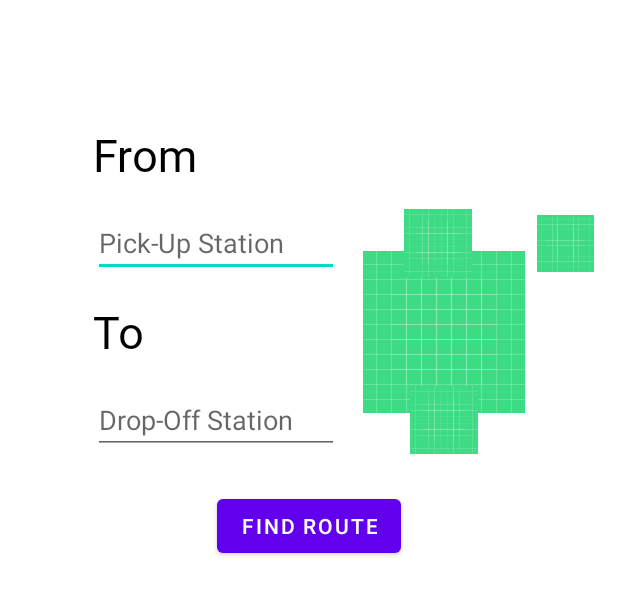
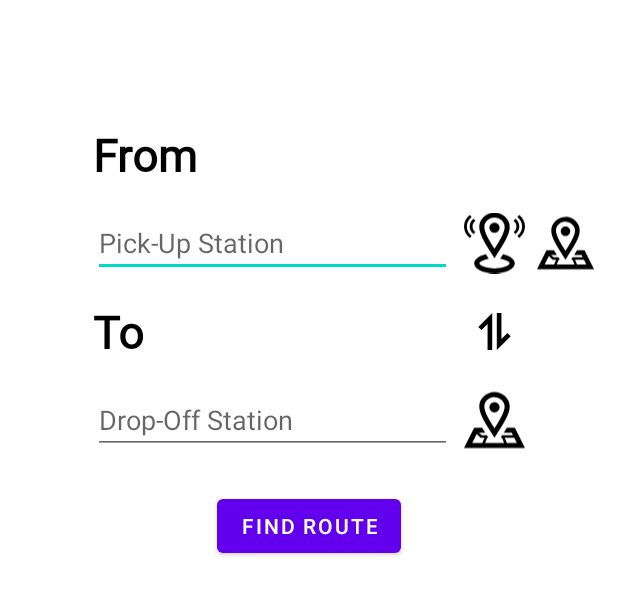
Before and after one commit to Ali-Elleithy1/MetroNav, an Android app: the layout fragment_home.xml on its own in the app's theme, with its tools: preview values and no code run, on a phone screen of 412 x 824 dp. Shown: the top 595 px of the screen. Run offline under Robolectric (Android 15) with nearby library versions, the phone set to English and light mode, and no system bars.

Commit message:
Add view model for home fragment and move them into a new directory.

```diff
--- a/app/src/main/java/com/example/metronav/HomeFragment.kt
+++ b/app/src/main/java/com/example/metronav/Home/HomeFragment.kt
@@ -1,10 +1,13 @@
-package com.example.metronav
+package com.example.metronav.Home
 
 import android.os.Bundle
 import androidx.fragment.app.Fragment
 import android.view.LayoutInflater
 import android.view.View
 import android.view.ViewGroup
+import androidx.databinding.DataBindingUtil
+import com.example.metronav.R
+import com.example.metronav.databinding.FragmentHomeBinding
 
 class HomeFragment : Fragment() {
 
@@ -17,6 +20,9 @@ class HomeFragment : Fragment() {
         savedInstanceState: Bundle?
     ): View? {
         // Inflate the layout for this fragment
-        return inflater.inflate(R.layout.fragment_home, container, false)
+        val binding:FragmentHomeBinding = DataBindingUtil.inflate(inflater,
+            R.layout.fragment_home,container,false)
+
+        return binding.root
     }
 }
--- /dev/null
+++ b/app/src/main/java/com/example/metronav/Home/HomeViewModel.kt
@@ -0,0 +1,7 @@
+package com.example.metronav.Home
+
+import androidx.lifecycle.ViewModel
+
+class HomeViewModel :ViewModel(){
+
+}
--- /dev/null
+++ b/app/src/main/res/drawable/ic_swap.xml
@@ -0,0 +1,9 @@
+<vector xmlns:android="http://schemas.android.com/apk/res/android"
+    android:width="16dp"
+    android:height="16dp"
+    android:viewportWidth="16"
+    android:viewportHeight="16">
+  <path
+      android:fillColor="#FF000000"
+      android:pathData="M5,16L5,4.8L2.4,7.4L1,6L7,0L7,16L5,16ZM11,11.2L13.6,8.6L15,10L9,16L9,0L11,0L11,11.2Z"/>
+</vector>
--- a/app/src/main/res/layout/fragment_about.xml
+++ b/app/src/main/res/layout/fragment_about.xml
@@ -12,7 +12,6 @@
         android:layout_height="0dp"
         android:layout_marginTop="24dp"
         android:contentDescription="Cairo Metro Logo"
-        android:src="@drawable/ic_launcher_background"
         app:layout_constraintBottom_toTopOf="@+id/guideline4"
         app:layout_constraintEnd_toStartOf="@+id/guideline3"
         app:layout_constraintStart_toStartOf="@+id/guideline2"
--- a/app/src/main/res/layout/fragment_home.xml
+++ b/app/src/main/res/layout/fragment_home.xml
@@ -1,19 +1,20 @@
 <?xml version="1.0" encoding="utf-8"?>
-<androidx.constraintlayout.widget.ConstraintLayout xmlns:android="http://schemas.android.com/apk/res/android"
+<layout xmlns:android="http://schemas.android.com/apk/res/android"
     xmlns:app="http://schemas.android.com/apk/res-auto"
-    xmlns:tools="http://schemas.android.com/tools"
+    xmlns:tools="http://schemas.android.com/tools">
+    <androidx.constraintlayout.widget.ConstraintLayout
         android:layout_width="match_parent"
         android:layout_height="match_parent"
-    tools:context=".HomeFragment">
+        tools:context=".Home.HomeFragment">
 
         <AutoCompleteTextView
             android:id="@+id/from_auto_complete"
             android:layout_width="0dp"
             android:layout_height="wrap_content"
             android:layout_marginTop="16dp"
-        android:layout_marginEnd="16dp"
+            android:layout_marginEnd="8dp"
             android:hint="@string/pick_up_text"
-        app:layout_constraintEnd_toStartOf="@+id/swtich_imageView"
+            app:layout_constraintEnd_toStartOf="@+id/guideline8"
             app:layout_constraintStart_toStartOf="@+id/guideline5"
             app:layout_constraintTop_toBottomOf="@+id/from_text" />
 
@@ -22,9 +23,9 @@
             android:layout_width="0dp"
             android:layout_height="wrap_content"
             android:layout_marginTop="16dp"
-        android:layout_marginEnd="16dp"
+            android:layout_marginEnd="8dp"
             android:hint="@string/drop_off_text"
-        app:layout_constraintEnd_toStartOf="@+id/swtich_imageView"
+            app:layout_constraintEnd_toStartOf="@+id/guideline8"
             app:layout_constraintStart_toStartOf="@+id/guideline5"
             app:layout_constraintTop_toBottomOf="@+id/textView3" />
 
@@ -36,6 +37,7 @@
             android:text="@string/from_text"
             android:textColor="@android:color/black"
             android:textSize="30sp"
+            android:textStyle="bold"
             app:layout_constraintStart_toStartOf="@+id/guideline5"
             app:layout_constraintTop_toTopOf="@+id/guideline7" />
 
@@ -48,6 +50,7 @@
             android:text="@string/to_text"
             android:textColor="@android:color/black"
             android:textSize="30sp"
+            android:textStyle="bold"
             app:layout_constraintStart_toStartOf="@+id/guideline5"
             app:layout_constraintTop_toBottomOf="@+id/from_auto_complete" />
 
@@ -84,34 +87,35 @@
 
         <ImageView
             android:id="@+id/swtich_imageView"
-        android:layout_width="wrap_content"
-        android:layout_height="wrap_content"
-        android:contentDescription="@string/switch_content"
-        android:src="@drawable/ic_launcher_background"
-        app:layout_constraintBottom_toBottomOf="@+id/to_auto_complete"
-        app:layout_constraintEnd_toStartOf="@+id/guideline6"
-        app:layout_constraintTop_toTopOf="@+id/from_auto_complete"
-        app:srcCompat="@drawable/ic_switch" />
-
-    <ImageView
-        android:id="@+id/imageView3"
             android:layout_width="0dp"
             android:layout_height="0dp"
             android:layout_marginStart="8dp"
-        android:src="@drawable/ic_launcher_background"
+            android:layout_marginTop="16dp"
+            android:layout_marginEnd="8dp"
+            android:layout_marginBottom="16dp"
+            android:contentDescription="@string/switch_content"
+            app:layout_constraintBottom_toTopOf="@+id/to_auto_complete"
+            app:layout_constraintEnd_toStartOf="@+id/guideline6"
+            app:layout_constraintStart_toStartOf="@+id/guideline8"
+            app:layout_constraintTop_toBottomOf="@+id/from_auto_complete"
+            app:srcCompat="@drawable/ic_swap" />
+
+        <ImageView
+            android:id="@+id/nearMe_image"
+            android:layout_width="0dp"
+            android:layout_height="0dp"
             app:layout_constraintBottom_toBottomOf="@+id/from_auto_complete"
             app:layout_constraintEnd_toStartOf="@+id/guideline6"
-        app:layout_constraintStart_toEndOf="@+id/from_auto_complete"
+            app:layout_constraintStart_toStartOf="@+id/guideline8"
             app:layout_constraintTop_toTopOf="@+id/from_auto_complete"
             app:srcCompat="@drawable/ic_near_me" />
 
         <ImageView
-        android:id="@+id/imageView4"
+            android:id="@+id/fromOnMap_image"
             android:layout_width="0dp"
             android:layout_height="0dp"
             android:layout_marginStart="8dp"
             android:layout_marginEnd="16dp"
-        android:src="@drawable/ic_launcher_background"
             app:layout_constraintBottom_toBottomOf="@+id/from_auto_complete"
             app:layout_constraintEnd_toEndOf="parent"
             app:layout_constraintHorizontal_bias="0.0"
@@ -120,15 +124,20 @@
             app:srcCompat="@drawable/ic_on_map" />
 
         <ImageView
-        android:id="@+id/imageView5"
+            android:id="@+id/toOnMap_image"
             android:layout_width="0dp"
             android:layout_height="0dp"
-        android:layout_marginStart="8dp"
-        android:layout_marginEnd="-8dp"
-        android:src="@drawable/ic_launcher_background"
             app:layout_constraintBottom_toBottomOf="@+id/to_auto_complete"
             app:layout_constraintEnd_toStartOf="@+id/guideline6"
-        app:layout_constraintStart_toEndOf="@+id/to_auto_complete"
+            app:layout_constraintStart_toStartOf="@+id/guideline8"
             app:layout_constraintTop_toTopOf="@+id/to_auto_complete"
             app:srcCompat="@drawable/ic_on_map" />
+
+        <androidx.constraintlayout.widget.Guideline
+            android:id="@+id/guideline8"
+            android:layout_width="wrap_content"
+            android:layout_height="wrap_content"
+            android:orientation="vertical"
+            app:layout_constraintGuide_percent="0.75" />
     </androidx.constraintlayout.widget.ConstraintLayout>
+</layout>
--- a/app/src/main/res/navigation/navigation.xml
+++ b/app/src/main/res/navigation/navigation.xml
@@ -7,9 +7,13 @@
 
     <fragment
         android:id="@+id/homeFragment"
-        android:name="com.example.metronav.HomeFragment"
+        android:name="com.example.metronav.Home.HomeFragment"
         android:label="@string/app_title"
-        tools:layout="@layout/fragment_home" />
+        tools:layout="@layout/fragment_home" >
+        <action
+            android:id="@+id/action_homeFragment_to_historyFragment"
+            app:destination="@id/historyFragment" />
+    </fragment>
     <fragment
         android:id="@+id/aboutFragment"
         android:name="com.example.metronav.AboutFragment"
```
Lines whose indentation alone changed are shown as unchanged.
